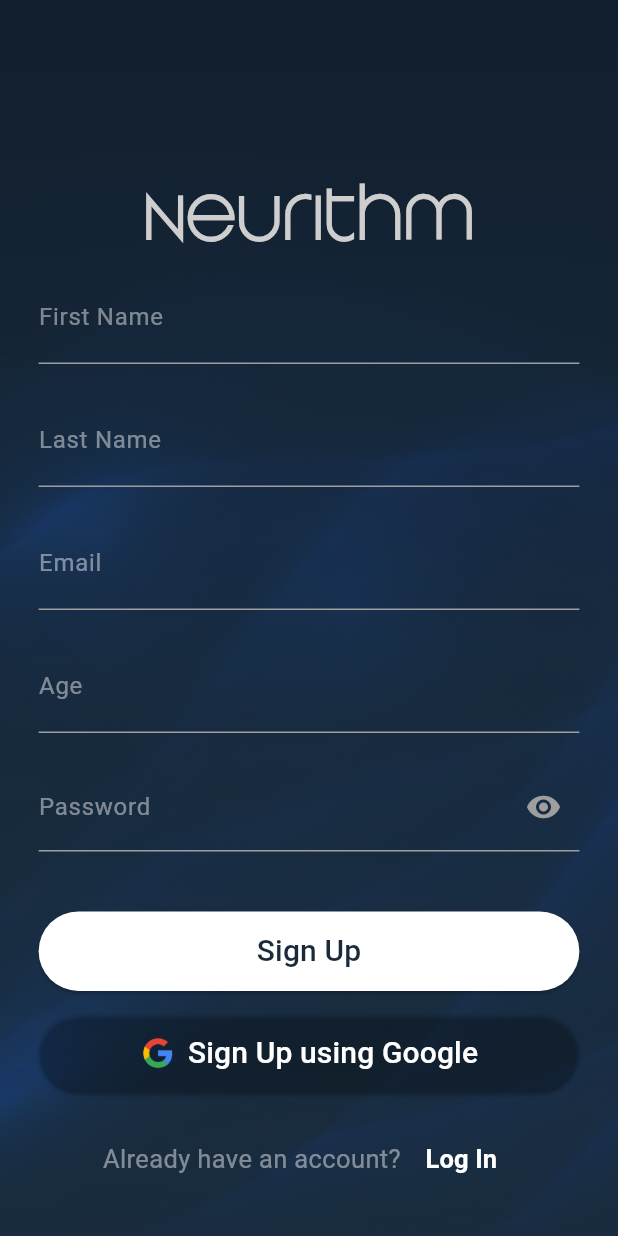
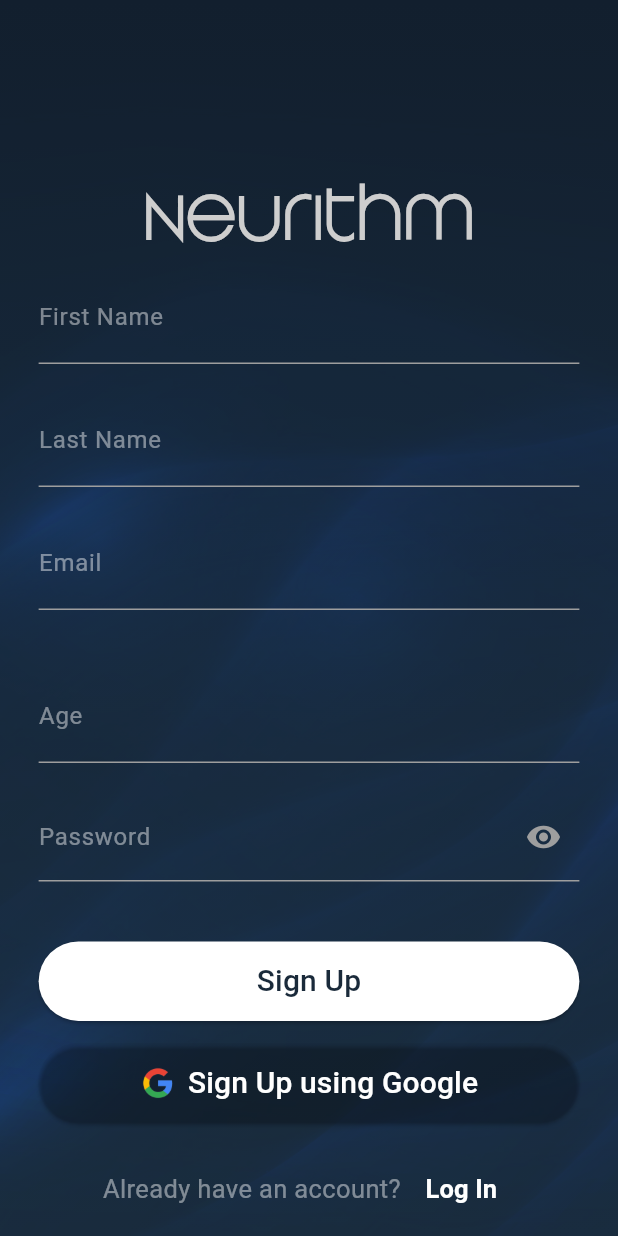
Before and after one commit to malakHelmy/Neurithm, a Flutter app: the LoginPage screen opened directly, after a tap on "Get Started", on a phone screen of 412 x 824 dp. Run offline on Flutter 3.47's test engine with Material 3 defaults, Android fonts, the phone set to English and light mode, and no system bars; our stand-ins replace cloud_firestore, firebase_core, flutter_tts; accounts and stored records are empty.

Commit message:
it should run ig

```diff
--- a/neurithm/lib/main.dart
+++ b/neurithm/lib/main.dart
@@ -11,6 +11,7 @@ Future<void> main() async {
 
 // Initialize Firebase with provided options
   await Firebase.initializeApp(
+    name: 'neurithm',
     options: const FirebaseOptions(
       apiKey: "AIzaSyB_ZfiJIMRQv1mHBLOyM9hxnXqRn9A7DC8", // From "api_key"
       authDomain:
--- a/neurithm/lib/widgets/signUpForm.dart
+++ b/neurithm/lib/widgets/signUpForm.dart
@@ -12,6 +12,8 @@ AnimatedOpacity signUpForm(BuildContext context, bool _showLoginForm,
   final _ageController = TextEditingController();
   final _passwordController = TextEditingController();
   final _confirmPasswordController = TextEditingController();
+  String? _selectedGender;
+
 
   String? _validateName(String? value) {
     if (value == null || value.isEmpty) {
@@ -89,6 +91,8 @@ AnimatedOpacity signUpForm(BuildContext context, bool _showLoginForm,
                   decoration: customTextFieldDecoration('Email'),
                   // validator: _validateEmail,
                 ),
+                const SizedBox(height: 20),
+
                 const SizedBox(height: 20),
                 TextFormField(
                     controller: _ageController,
```
Also changed, not shown: neurithm/lib/widgets/loginForm.dart (+6 -1 lines), 1 other file.
